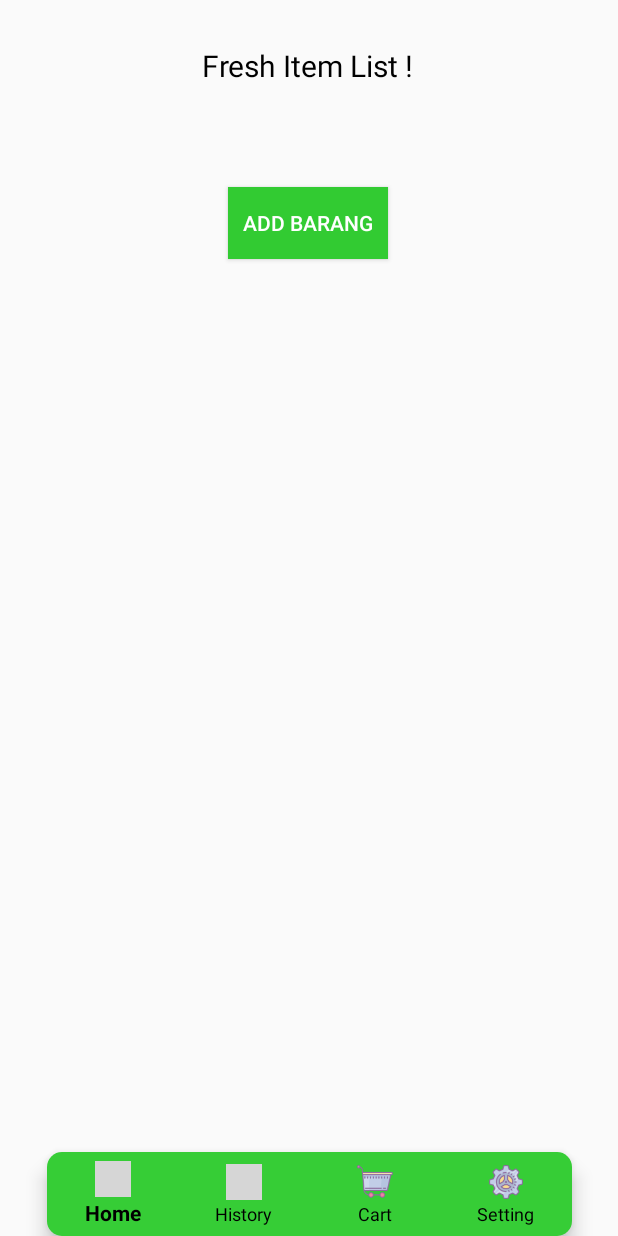
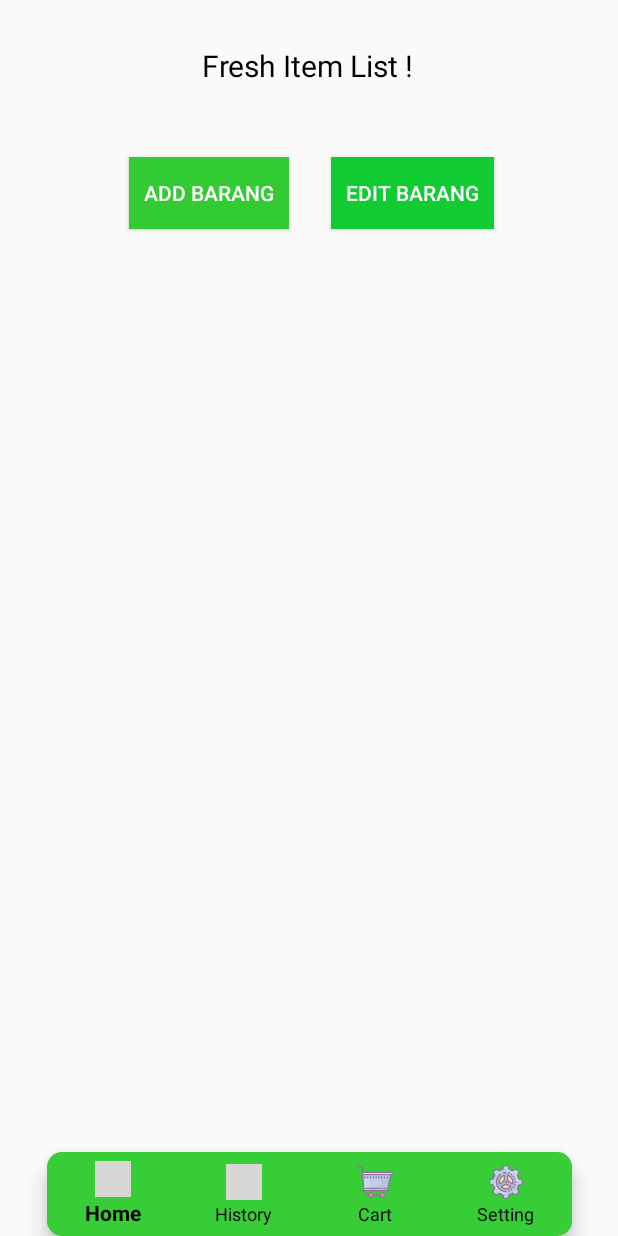
Before and after one commit to leonex2/Impostors, an Android app: the fragment JenisProduk placed in its activity, on a phone screen of 412 x 824 dp. Run offline under Robolectric (Android 15) with nearby library versions, the phone set to English and light mode, and no system bars; libraries missing offline, so code that uses them is left out: org.jetbrains.anko; 1 statement that could not run was skipped; grey boxes are pictures that could not be loaded.

Commit message:
Optimize Read, Edit Done

```diff
--- a/O-Bako/app/src/main/res/layout/fragment_jenis_produk.xml
+++ b/O-Bako/app/src/main/res/layout/fragment_jenis_produk.xml
@@ -6,6 +6,22 @@
     android:layout_width="match_parent"
     android:layout_height="match_parent"
     tools:context=".fragments.JenisProduk">
+
+    <Button
+        android:id="@+id/addBarang"
+        android:layout_width="wrap_content"
+        android:layout_height="wrap_content"
+        android:background="#32cb32"
+        android:padding="10dp"
+        android:text="Add Barang"
+        android:textColor="@color/white"
+        app:layout_constraintBottom_toBottomOf="parent"
+        app:layout_constraintEnd_toEndOf="parent"
+        app:layout_constraintHorizontal_bias="0.282"
+        app:layout_constraintStart_toStartOf="parent"
+        app:layout_constraintTop_toBottomOf="@+id/itemView"
+        app:layout_constraintVertical_bias="0.037" />
+
     <TextView
         android:id="@+id/nama_product"
         android:layout_width="wrap_content"
@@ -32,19 +48,19 @@
         app:layout_constraintVertical_bias="0.028" />
 
     <Button
-        android:id="@+id/addBarang"
+        android:id="@+id/editBarang"
         android:layout_width="wrap_content"
         android:layout_height="wrap_content"
-        android:text="Add Barang"
-        android:background="#32cb32"
+        android:background="#11cb32"
         android:padding="10dp"
+        android:text="Edit Barang"
         android:textColor="@color/white"
         app:layout_constraintBottom_toBottomOf="parent"
         app:layout_constraintEnd_toEndOf="parent"
-        app:layout_constraintHorizontal_bias="0.498"
-        app:layout_constraintStart_toStartOf="parent"
+        app:layout_constraintHorizontal_bias="0.254"
+        app:layout_constraintStart_toEndOf="@+id/addBarang"
         app:layout_constraintTop_toBottomOf="@+id/itemView"
-        app:layout_constraintVertical_bias="0.066" />
+        app:layout_constraintVertical_bias="0.037" />
 
 
 </androidx.constraintlayout.widget.ConstraintLayout>
```
Also changed, not shown: O-Bako/app/src/main/java/com/example/o_bako/DatabaseSQLite/DBHelperSQLite.kt (+11 -13 lines), O-Bako/app/src/main/java/com/example/o_bako/fragments/JenisProduk.kt (+28 -1 lines).
